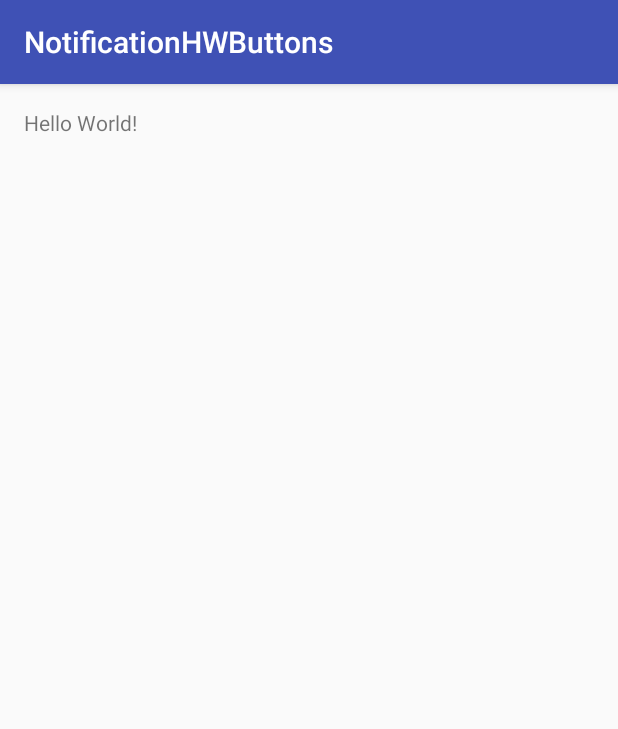
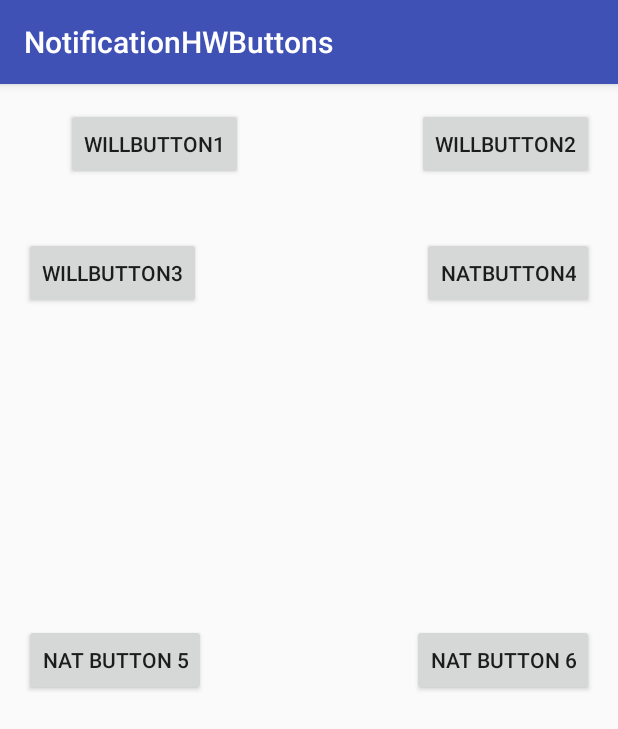
Before and after one commit to ga-adi/Notifications-HW, an Android app: the screen it shows after launch (MainActivity), on a phone screen of 412 x 824 dp. Shown: the top 729 px of the screen. Run offline under Robolectric (Android 15) with nearby library versions, the phone set to English and light mode, and no system bars.

Commit message:
plus button

```diff
--- a/NotificationHWButtons/app/src/main/AndroidManifest.xml
+++ b/NotificationHWButtons/app/src/main/AndroidManifest.xml
@@ -1,18 +1,18 @@
 <?xml version="1.0" encoding="utf-8"?>
-<manifest xmlns:android="http://schemas.android.com/apk/res/android"
-    package="com.example.notificationhwbuttons" >
+<manifest package="com.example.notificationhwbuttons"
+          xmlns:android="http://schemas.android.com/apk/res/android">
 
     <application
         android:allowBackup="true"
         android:icon="@mipmap/ic_launcher"
         android:label="@string/app_name"
         android:supportsRtl="true"
-        android:theme="@style/AppTheme" >
-        <activity android:name=".MainActivity" >
+        android:theme="@style/AppTheme">
+        <activity android:name=".MainActivity">
             <intent-filter>
-                <action android:name="android.intent.action.MAIN" />
+                <action android:name="android.intent.action.MAIN"/>
 
-                <category android:name="android.intent.category.LAUNCHER" />
+                <category android:name="android.intent.category.LAUNCHER"/>
             </intent-filter>
         </activity>
     </application>
--- a/NotificationHWButtons/app/src/main/res/layout/activity_main.xml
+++ b/NotificationHWButtons/app/src/main/res/layout/activity_main.xml
@@ -4,14 +4,60 @@
     xmlns:tools="http://schemas.android.com/tools"
     android:layout_width="match_parent"
     android:layout_height="match_parent"
+    android:paddingBottom="@dimen/activity_vertical_margin"
     android:paddingLeft="@dimen/activity_horizontal_margin"
     android:paddingRight="@dimen/activity_horizontal_margin"
     android:paddingTop="@dimen/activity_vertical_margin"
-    android:paddingBottom="@dimen/activity_vertical_margin"
     tools:context="com.example.notificationhwbuttons.MainActivity">
 
-    <TextView
-        android:text="Hello World!"
+
+    <Button
         android:layout_width="wrap_content"
-        android:layout_height="wrap_content" />
+        android:layout_height="wrap_content"
+        android:text="WillButton1"
+        android:id="@+id/willbutton1"
+        android:layout_alignParentTop="true"
+        android:layout_alignParentEnd="true"
+        android:layout_marginEnd="234dp"/>
+
+    <Button
+        android:layout_width="wrap_content"
+        android:layout_height="wrap_content"
+        android:text="WillButton2"
+        android:id="@+id/willButton2"
+        android:layout_alignParentTop="true"
+        android:layout_alignParentEnd="true"/>
+
+    <Button
+        android:layout_width="wrap_content"
+        android:layout_height="wrap_content"
+        android:text="WillButton3"
+        android:id="@+id/willButton3"
+        android:layout_below="@+id/willbutton1"
+        android:layout_alignParentStart="true"
+        android:layout_marginTop="38dp"/>
+
+    <Button
+        android:layout_width="wrap_content"
+        android:layout_height="wrap_content"
+        android:text="NatButton4"
+        android:id="@+id/natButton4"
+        android:layout_alignTop="@+id/willButton3"
+        android:layout_alignParentEnd="true"/>
+
+    <Button
+        android:layout_width="wrap_content"
+        android:layout_height="wrap_content"
+        android:text="Nat Button 5"
+        android:id="@+id/natButton5"
+        android:layout_centerVertical="true"
+        android:layout_alignParentStart="true"/>
+
+    <Button
+        android:layout_width="wrap_content"
+        android:layout_height="wrap_content"
+        android:text="Nat Button 6"
+        android:id="@+id/natButton6"
+        android:layout_alignBottom="@+id/natButton5"
+        android:layout_alignParentEnd="true"/>
 </RelativeLayout>
```
